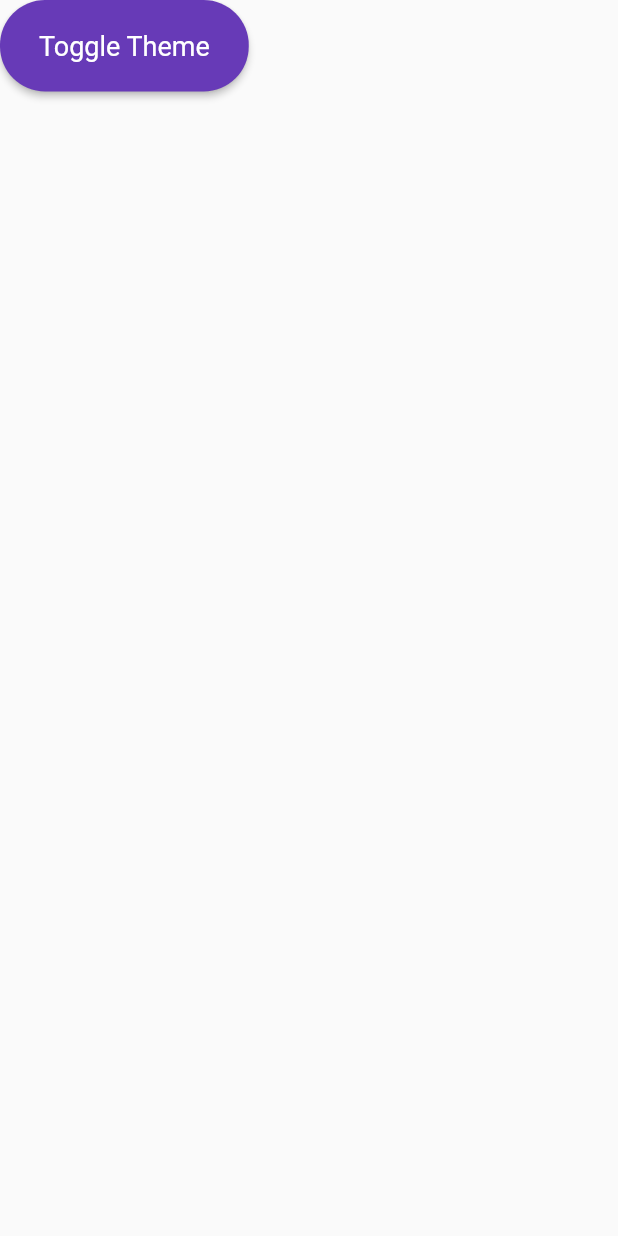
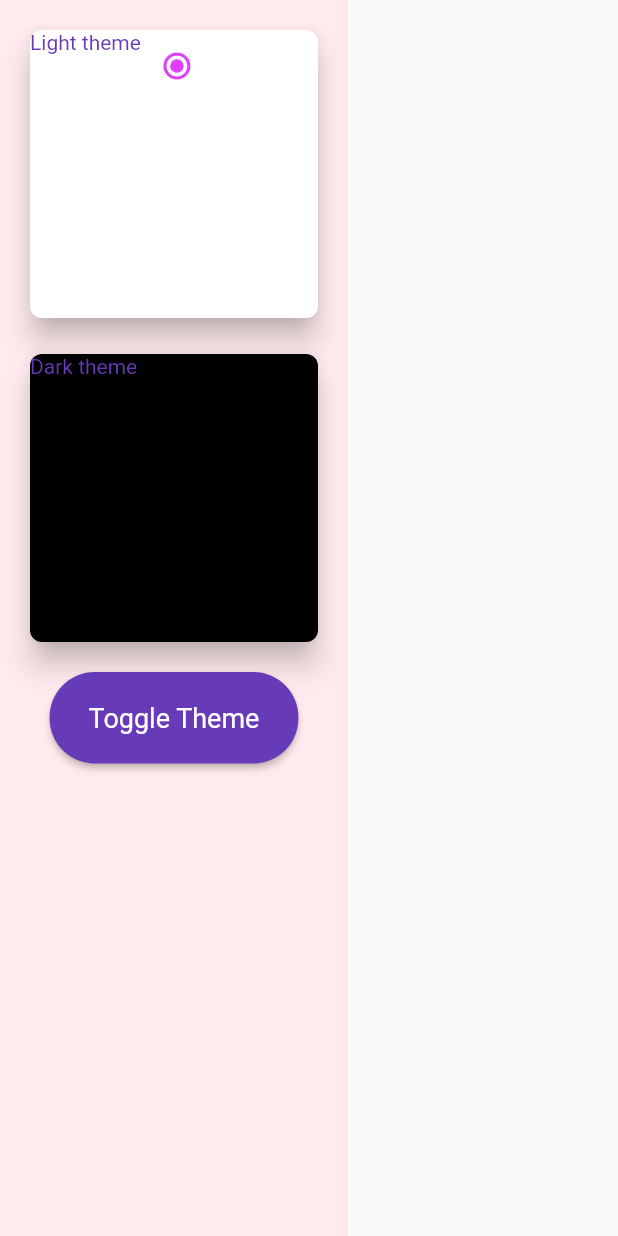
Before and after one commit to PabloBuisson/flutter_responsive_themes, a Flutter app: the ThemeScreen widget shown alone on an empty page, opened directly, on a phone screen of 412 x 824 dp. Run offline on Flutter 3.47's test engine with Material 2 defaults, Android fonts, the phone set to English and light mode, and no system bars; network calls fail.

Commit message:
feat(theme_screen): add radio buttons for switching themes

```diff
--- a/lib/main.dart
+++ b/lib/main.dart
@@ -53,8 +53,6 @@
 
   @override
   Widget build(BuildContext context) {
-    ThemeMode currentMode = modeNotifier.value;
-
     return Scaffold(
       appBar: AppBar(
         title: const Text("Responsive Flutter"),
@@ -80,6 +78,8 @@
         ],
       ),
       body: Row(
+        mainAxisAlignment: MainAxisAlignment.start,
+        crossAxisAlignment: CrossAxisAlignment.start,
         children: [
           Expanded(
             flex: 1,
@@ -110,13 +110,11 @@
               physics: const ScrollPhysics(),
               controller: ScrollController(),
               children: <Widget>[
-                Center(
-                  child: Container(
-                    constraints: BoxConstraints(
-                        maxWidth: MediaQuery.of(context).size.width * 0.3),
-                    width: MediaQuery.of(context).size.width * 0.3,
-                    child: rightScreen,
-                  ),
+                Container(
+                  constraints: BoxConstraints(
+                      maxWidth: MediaQuery.of(context).size.width * 0.3),
+                  width: MediaQuery.of(context).size.width * 0.3,
+                  child: rightScreen,
                 ),
               ],
             ),
--- a/lib/screens/theme_screen.dart
+++ b/lib/screens/theme_screen.dart
@@ -3,20 +3,89 @@ import 'package:flutter/material.dart';
 import '../notifiers.dart';
 
 class ThemeScreen extends StatelessWidget {
-  ThemeScreen({Key? key}) : super(key: key);
-  ThemeMode currentMode = modeNotifier.value;
+  const ThemeScreen({Key? key}) : super(key: key);
 
   @override
   Widget build(BuildContext context) {
     return ValueListenableBuilder<ThemeMode>(
         valueListenable: modeNotifier,
         builder: (_, selectedMode, __) {
-          return ElevatedButton(
-            onPressed: () => modeNotifier.value =
-                selectedMode == ThemeMode.light
-                    ? ThemeMode.dark
-                    : ThemeMode.light,
-            child: const Text('Toggle Theme'),
+          return Container(
+            color: Colors.red.shade50,
+            child: Padding(
+              padding: const EdgeInsets.all(16.0),
+              child: Column(
+                children: [
+                  Wrap(
+                    spacing: 16.0,
+                    runSpacing: 16.0,
+                    children: [
+                      ConstrainedBox(
+                        constraints: const BoxConstraints(
+                            maxWidth: 200.0), // add the desired size
+                        child: AspectRatio(
+                          aspectRatio: 1, // make a square
+                          child: Card(
+                            elevation: 8.0,
+                            color: Colors.white,
+                            shape: const RoundedRectangleBorder(
+                                borderRadius:
+                                    BorderRadius.all(Radius.circular(8.0))),
+                            child: Wrap(
+                              children: [
+                                const Text("Light theme"),
+                                Radio(
+                                  value: ThemeMode.light,
+                                  groupValue: selectedMode,
+                                  onChanged: (value) {
+                                    modeNotifier.value = value as ThemeMode;
+                                  },
+                                )
+                              ],
+                            ),
+                          ),
+                        ),
+                      ),
+                      ConstrainedBox(
+                        constraints: const BoxConstraints(maxWidth: 200.0),
+                        child: AspectRatio(
+                          aspectRatio: 1,
+                          child: Card(
+                            elevation: 8.0,
+                            color: Colors.black,
+                            shape: const RoundedRectangleBorder(
+                                borderRadius:
+                                    BorderRadius.all(Radius.circular(8.0))),
+                            child: Wrap(
+                              children: [
+                                const Text("Dark theme"),
+                                Radio(
+                                  value: ThemeMode.dark,
+                                  groupValue: selectedMode,
+                                  onChanged: (value) {
+                                    modeNotifier.value = value as ThemeMode;
+                                  },
+                                )
+                              ],
+                            ),
+                          ),
+                        ),
+                      ),
+                    ],
+                  ),
+                  const SizedBox(
+                    height: 16.0,
+                  ),
+                  ElevatedButton(
+                    onPressed: () => modeNotifier.value =
+                        selectedMode == ThemeMode.light
+                            ? ThemeMode.dark
+                            : ThemeMode.light,
+                    child: const Text('Toggle Theme'),
+                  ),
+                ],
+              ),
+            ),
           );
         });
   }
```
